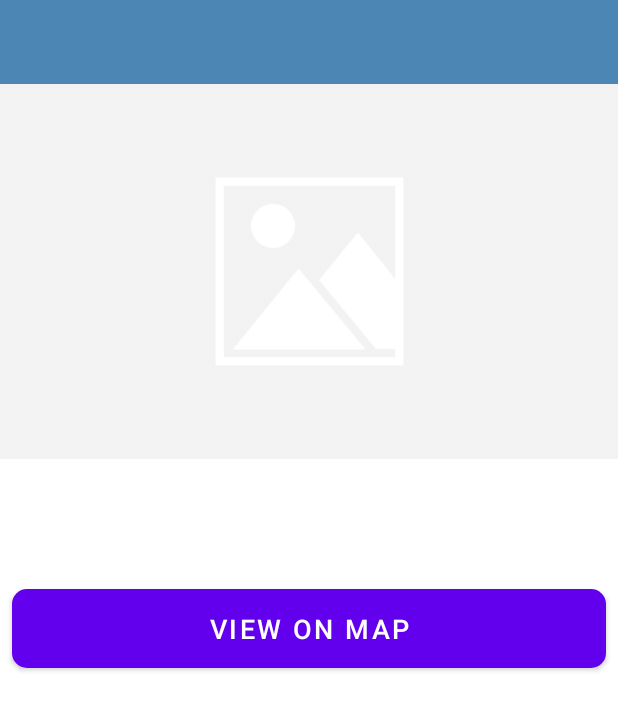
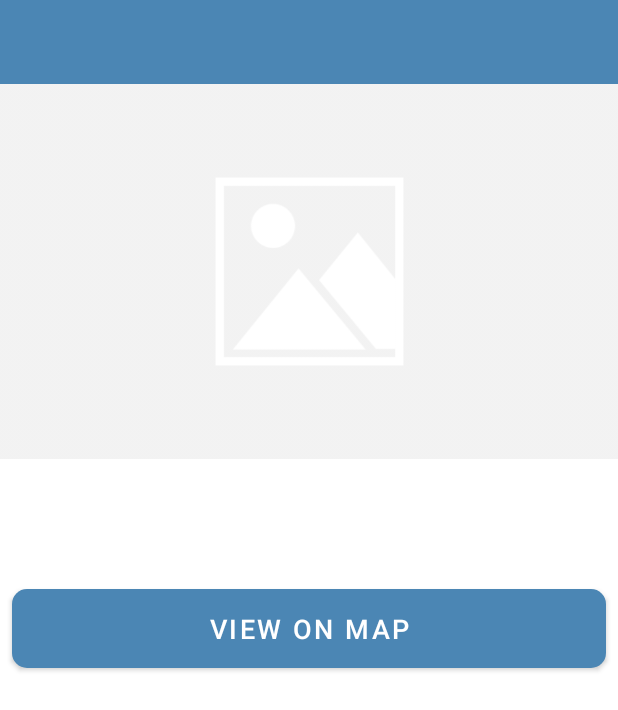
Before and after one commit to mohamedalaa4j/Happy-Places, an Android app: the HappyPlaceDetailActivity screen opened directly, with no data from a screen before it, on a phone screen of 412 x 824 dp. Shown: the top 710 px of the screen. Run offline under Robolectric (Android 15) with nearby library versions, the phone set to English and light mode, and no system bars; pictures from the network do not load.

Commit message:
view on map button style fixed

```diff
--- a/app/src/main/res/layout/activity_happy_place_detail.xml
+++ b/app/src/main/res/layout/activity_happy_place_detail.xml
@@ -75,6 +75,8 @@
                 android:id="@+id/btn_view_on_map"
                 android:layout_width="match_parent"
                 android:layout_height="wrap_content"
+                app:backgroundTint="@color/colorPrimary"
+                app:tint="@color/colorPrimary"
                 android:layout_gravity="center"
                 android:layout_marginStart="@dimen/detail_screen_btn_view_on_map_marginStartEnd"
                 android:layout_marginTop="@dimen/detail_screen_btn_view_on_map_marginTop"
```
